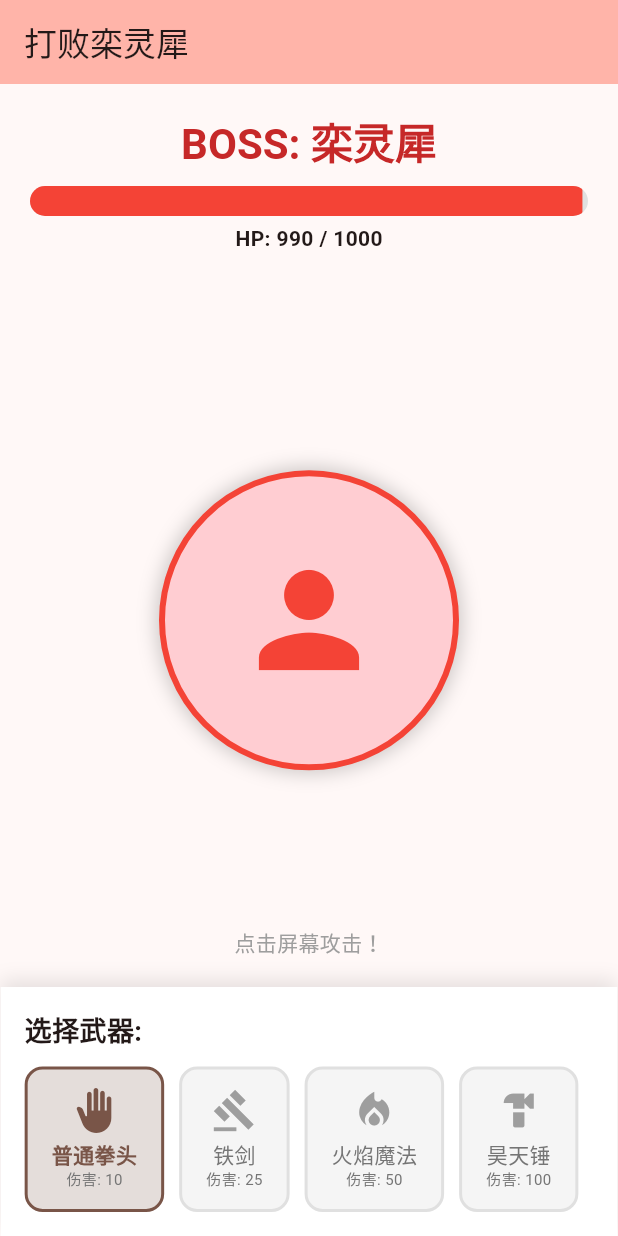
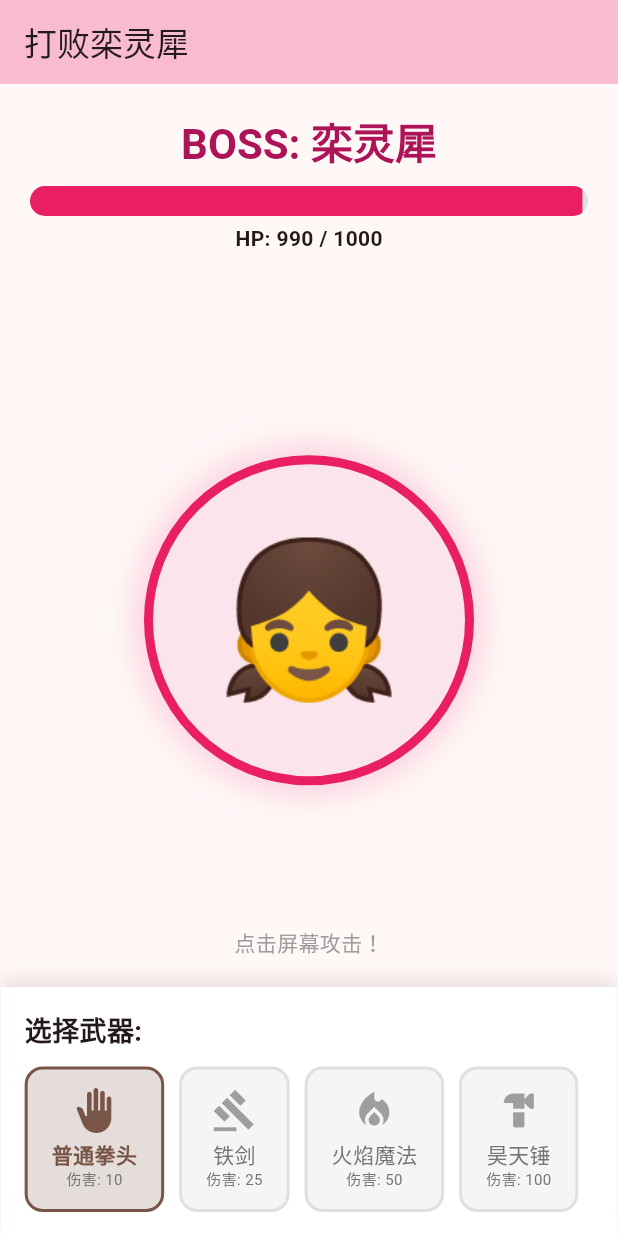
Before and after one commit to could-ai/019b6541-71ec-7f69-9abe-8d49be2211ee, a Flutter app: the screen it shows after launch, after a tap on "点击屏幕攻击！", on a phone screen of 412 x 824 dp. Run offline on Flutter 3.47's test engine with Material 3 defaults, Android fonts, the phone set to English and light mode, and no system bars.

Commit message:
Updated GameScreen to represent Luan Lingxi as a little girl using an emoji and pink theme. Added specific attack animations for each weapon type (Fist, Sword, Fire, Hammer) using an AnimationController and AnimatedBuilder.

```diff
--- a/usr/lib/game_screen.dart
+++ b/usr/lib/game_screen.dart
@@ -57,7 +57,8 @@ class _GameScreenState extends State<GameScreen> with TickerProviderStateMixin {
 
   // 动画控制
   late AnimationController _shakeController;
-  late Animation<double> _shakeAnimation;
+  late AnimationController _effectController; // 攻击特效控制器
+  Weapon? _animatingWeapon; // 当前正在播放动画的武器
 
   // 浮动伤害数字
   final List<DamageText> _damageTexts = [];
@@ -72,11 +73,26 @@ class _GameScreenState extends State<GameScreen> with TickerProviderStateMixin {
       duration: const Duration(milliseconds: 100),
       vsync: this,
     );
-    _shakeAnimation = Tween<double>(begin: 0, end: 10).animate(
+    // 简单的左右抖动
+    Tween<double>(begin: 0, end: 10).animate(
       CurvedAnimation(parent: _shakeController, curve: Curves.elasticIn),
-    )..addStatusListener((status) {
+    ).addStatusListener((status) {
       if (status == AnimationStatus.completed) {
         _shakeController.reverse();
+      }
+    });
+
+    // 初始化攻击特效动画
+    _effectController = AnimationController(
+      duration: const Duration(milliseconds: 400),
+      vsync: this,
+    );
+    _effectController.addStatusListener((status) {
+      if (status == AnimationStatus.completed) {
+        _effectController.reset();
+        setState(() {
+          _animatingWeapon = null;
+        });
       }
     });
   }
@@ -84,14 +100,21 @@ class _GameScreenState extends State<GameScreen> with TickerProviderStateMixin {
   @override
   void dispose() {
     _shakeController.dispose();
+    _effectController.dispose();
     super.dispose();
   }
 
   void _attack() {
     if (_isDefeated) return;
 
-    // 播放抖动动画
+    // 播放受击抖动
     _shakeController.forward(from: 0);
+
+    // 播放攻击特效
+    setState(() {
+      _animatingWeapon = _selectedWeapon;
+    });
+    _effectController.forward(from: 0);
 
     setState(() {
       _currentHp -= _selectedWeapon.damage;
@@ -173,12 +196,74 @@ class _GameScreenState extends State<GameScreen> with TickerProviderStateMixin {
     );
   }
 
+  // 构建攻击特效
+  Widget _buildAttackEffect() {
+    if (_animatingWeapon == null) return const SizedBox();
+
+    return AnimatedBuilder(
+      animation: _effectController,
+      builder: (context, child) {
+        final value = _effectController.value;
+
+        switch (_animatingWeapon!.name) {
+          case '普通拳头':
+            // 拳头变大并向前冲
+            return Transform.translate(
+              offset: Offset(0, 50 * (1 - value)), // 向上移动
+              child: Transform.scale(
+                scale: 1.0 + value * 1.5,
+                child: Opacity(
+                  opacity: 1 - value,
+                  child: const Icon(Icons.back_hand, size: 100, color: Colors.brown),
+                ),
+              ),
+            );
+          case '铁剑':
+            // 剑挥砍旋转
+            return Transform.rotate(
+              angle: -pi / 4 + (value * pi), // 从-45度砍到135度
+              child: Transform.translate(
+                offset: const Offset(0, -50),
+                child: Opacity(
+                  opacity: value < 0.8 ? 1.0 : (1 - value) * 5,
+                  child: const Icon(Icons.gavel, size: 120, color: Colors.blueGrey), // 用锤子图标代替剑，或者找个更像的
+                ),
+              ),
+            );
+          case '火焰魔法':
+            // 火焰爆炸扩散
+            return Transform.scale(
+              scale: 0.5 + value * 3.0,
+              child: Opacity(
+                opacity: 1 - value,
+                child: const Icon(Icons.local_fire_department, size: 100, color: Colors.orange),
+              ),
+            );
+          case '昊天锤':
+            // 锤子砸下
+            return Transform.translate(
+              offset: Offset(0, -100 * (1 - value)),
+              child: Transform.rotate(
+                angle: value * pi, // 旋转一圈砸下
+                child: Transform.scale(
+                  scale: 1.0 + sin(value * pi) * 0.5,
+                  child: const Icon(Icons.hardware, size: 150, color: Colors.purple),
+                ),
+              ),
+            );
+          default:
+            return const SizedBox();
+        }
+      },
+    );
+  }
+
   @override
   Widget build(BuildContext context) {
     return Scaffold(
       appBar: AppBar(
         title: const Text('打败栾灵犀'),
-        backgroundColor: Theme.of(context).colorScheme.inversePrimary,
+        backgroundColor: Colors.pink[100], // 更有小女孩氛围的颜色
       ),
       body: Column(
         children: [
@@ -191,7 +276,7 @@ class _GameScreenState extends State<GameScreen> with TickerProviderStateMixin {
                   'BOSS: 栾灵犀',
                   style: Theme.of(context).textTheme.headlineMedium?.copyWith(
                     fontWeight: FontWeight.bold,
-                    color: Colors.red[800],
+                    color: Colors.pink[800],
                   ),
                 ),
                 const SizedBox(height: 10),
@@ -201,7 +286,7 @@ class _GameScreenState extends State<GameScreen> with TickerProviderStateMixin {
                     value: _currentHp / _initialHp,
                     minHeight: 20,
                     backgroundColor: Colors.grey[300],
-                    color: Colors.red,
+                    color: Colors.pink,
                   ),
                 ),
                 const SizedBox(height: 5),
@@ -217,7 +302,7 @@ class _GameScreenState extends State<GameScreen> with TickerProviderStateMixin {
           Expanded(
             child: GestureDetector(
               onTap: _attack,
-              behavior: HitTestBehavior.opaque, // 确保点击整个区域都有效
+              behavior: HitTestBehavior.opaque,
               child: Stack(
                 alignment: Alignment.center,
                 children: [
@@ -246,50 +331,53 @@ class _GameScreenState extends State<GameScreen> with TickerProviderStateMixin {
                       mainAxisAlignment: MainAxisAlignment.center,
                       children: [
                         Container(
-                          width: 200,
-                          height: 200,
+                          width: 220,
+                          height: 220,
                           decoration: BoxDecoration(
-                            color: _isDefeated ? Colors.grey : Colors.red[100],
+                            color: _isDefeated ? Colors.grey[300] : Colors.pink[50],
                             shape: BoxShape.circle,
                             border: Border.all(
-                              color: _isDefeated ? Colors.grey : Colors.red,
-                              width: 4,
+                              color: _isDefeated ? Colors.grey : Colors.pink,
+                              width: 6,
                             ),
                             boxShadow: [
                               BoxShadow(
-                                color: Colors.black.withOpacity(0.2),
-                                blurRadius: 10,
-                                spreadRadius: 2,
+                                color: Colors.pink.withOpacity(0.2),
+                                blurRadius: 20,
+                                spreadRadius: 5,
                               )
                             ],
                           ),
                           child: Center(
                             child: _isDefeated
-                              ? const Icon(Icons.sentiment_very_dissatisfied, size: 100, color: Colors.white)
-                              : const Icon(Icons.person, size: 100, color: Colors.red),
+                              ? const Text('😭', style: TextStyle(fontSize: 100)) // 哭脸
+                              : const Text('👧', style: TextStyle(fontSize: 100)), // 小女孩
                           ),
                         ),
                         const SizedBox(height: 20),
                         if (_isDefeated)
                           const Text(
-                            '已击败',
-                            style: TextStyle(fontSize: 24, fontWeight: FontWeight.bold, color: Colors.grey),
+                            '呜呜呜...别打了...',
+                            style: TextStyle(fontSize: 20, fontWeight: FontWeight.bold, color: Colors.grey),
                           ),
                       ],
                     ),
                   ),
 
-                  // 伤害数字层
+                  // 攻击特效层 (在BOSS上面)
+                  _buildAttackEffect(),
+
+                  // 伤害数字层 (最上层)
                   ..._damageTexts.map((text) {
                     return Positioned(
-                      left: MediaQuery.of(context).size.width / 2 + text.x - 20, // 居中偏移
+                      left: MediaQuery.of(context).size.width / 2 + text.x - 20,
                       top: MediaQuery.of(context).size.height / 3 - text.offset + text.y,
                       child: Opacity(
                         opacity: text.opacity,
                         child: Text(
                           '-${text.damage}',
                           style: TextStyle(
-                            fontSize: 32,
+                            fontSize: 36,
                             fontWeight: FontWeight.bold,
                             color: Colors.red[900],
                             shadows: const [
```
